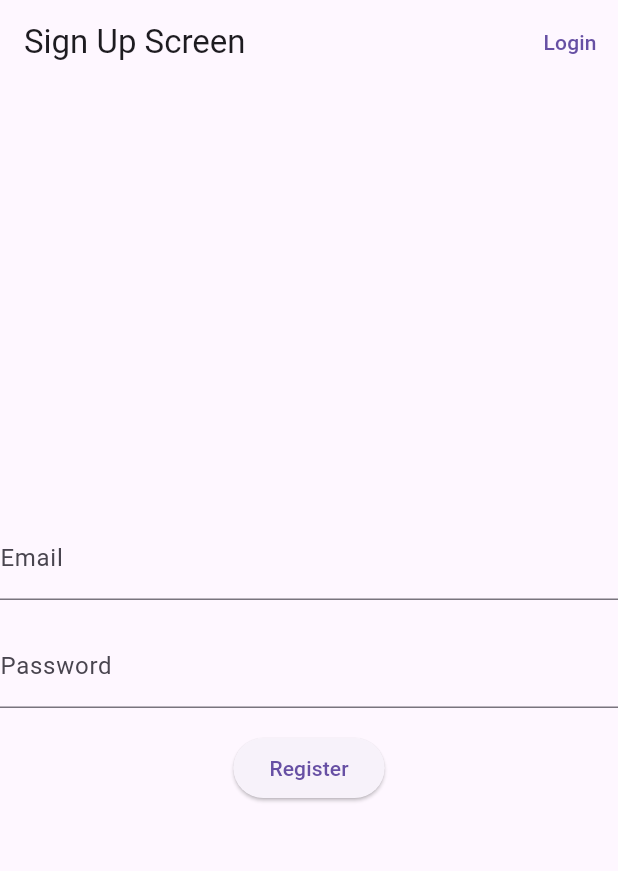
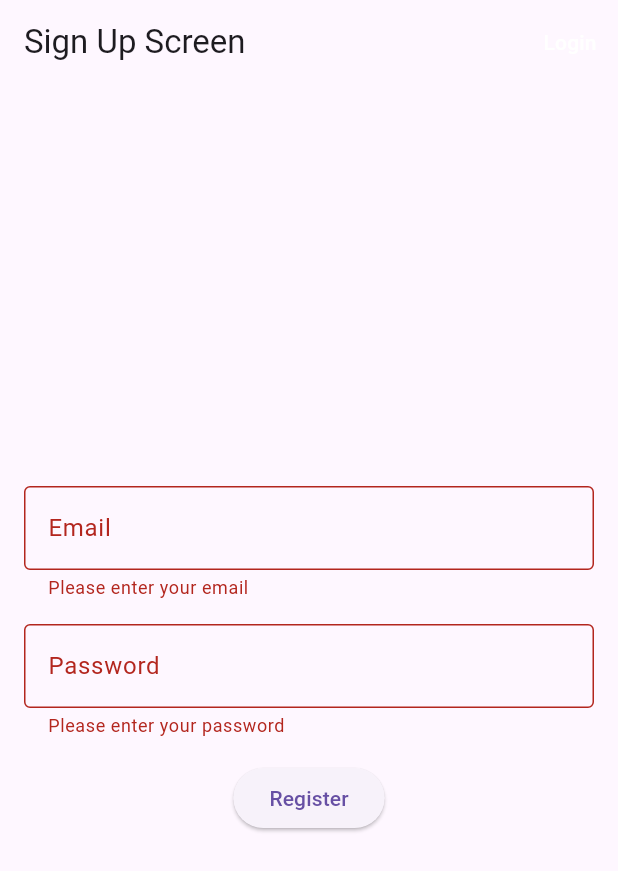
Before and after one commit to TahaSamji/FirstFlutterApp, a Flutter app: the screen it shows after launch, after a tap on "Register", on a phone screen of 412 x 824 dp. Shown: the top 871 px of the screen. Run offline on Flutter 3.47's test engine with Material 3 defaults, Android fonts, the phone set to English and light mode, and no system bars; our stand-ins replace firebase_auth, firebase_core, flutter_bloc; accounts and stored records are empty; network calls fail.

Commit message:
Login Signup Completed

```diff
--- a/lib/auth/signupPage.dart
+++ b/lib/auth/signupPage.dart
@@ -3,17 +3,14 @@ import 'package:flutter_application_1/auth/loginpage.dart';
 import 'package:flutter_application_1/main.dart';
 
 class SignUpScreen extends StatelessWidget {
-  const SignUpScreen({Key? key}) : super(key: key);
+  const SignUpScreen({super.key});
 
   @override
   Widget build(BuildContext context) {
-    // Create a form key for validation and form state management
-    final _formKey = GlobalKey<FormState>();
-
-    // TextEditingControllers to capture input values
-    AuthService _authService = AuthService();
-    TextEditingController emailController = TextEditingController();
-    TextEditingController passwordController = TextEditingController();
+    final formKey = GlobalKey<FormState>();
+    final AuthService authService = AuthService();
+    final TextEditingController emailController = TextEditingController();
+    final TextEditingController passwordController = TextEditingController();
 
     return Scaffold(
       appBar: AppBar(
@@ -21,49 +18,85 @@ class SignUpScreen extends StatelessWidget {
         actions: [
           TextButton(
             onPressed: () {
-              // Navigate to the login screen when pressed
               Navigator.push(
                 context,
-                MaterialPageRoute(builder: (context) => LoginScreen()),
+                MaterialPageRoute(builder: (context) => const LoginScreen()),
               );
             },
             child: const Text(
-                "Login"), // Changed from 'Signup' to 'Login' for consistency
+              "Login",
+              style: TextStyle(color: Colors.white),
+            ),
           ),
         ],
       ),
-      body: Form(
-        key: _formKey, // Attach form key here
-        child: Center(
+      body: Padding(
+        padding: const EdgeInsets.all(16.0),
+        child: Form(
+          key: formKey,
           child: Column(
             mainAxisAlignment: MainAxisAlignment.center,
             children: [
               TextFormField(
                 controller: emailController,
-                decoration: InputDecoration(
+                decoration: const InputDecoration(
                   labelText: 'Email',
+                  border: OutlineInputBorder(),
                 ),
+                validator: (value) {
+                  if (value == null || value.isEmpty) {
+                    return 'Please enter your email';
+                  } else if (!RegExp(
+                          r"^[a-zA-Z0-9.+_-]+@[a-zA-Z0-9._-]+\.[a-zA-Z]+$")
+                      .hasMatch(value)) {
+                    return 'Please enter a valid email';
+                  }
+                  return null;
+                },
               ),
               const SizedBox(height: 16),
               TextFormField(
                 obscureText: true,
                 controller: passwordController,
-                decoration: InputDecoration(
+                decoration: const InputDecoration(
                   labelText: 'Password',
+                  border: OutlineInputBorder(),
                 ),
+                validator: (value) {
+                  if (value == null || value.isEmpty) {
+                    return 'Please enter your password';
+                  } else if (value.length < 6) {
+                    return 'Password must be at least 6 characters';
+                  }
+                  return null;
+                },
               ),
               const SizedBox(height: 16),
               ElevatedButton(
                 onPressed: () async {
-                  if (_formKey.currentState?.validate() ?? false) {
-                    print('Email: ${emailController.text}');
-                    print('Password: ${passwordController.text}');
-                    String? response = await _authService.registration(
-                        email: emailController.text,
-                        password: passwordController.text);
+                  if (formKey.currentState?.validate() ?? false) {
+                    final String? response = await authService.registration(
+                      email: emailController.text.trim(),
+                      password: passwordController.text.trim(),
+                    );
+
                     print(response);
-                  } else {
-                    print('Form is not valid');
+                    ScaffoldMessenger.of(context).showSnackBar(
+                      SnackBar(
+                        content: Text(response ?? 'An error occurred'),
+                        backgroundColor:
+                            response == "Success" ? Colors.green : Colors.red,
+                      ),
+                    );
+
+                    if (response == "Success") {
+                      Navigator.pushReplacement(
+                        context,
+                        MaterialPageRoute(
+                          builder: (context) => const LoginScreen(),
+                        ),
+                      );
+                    }
                   }
                 },
                 child: const Text('Register'),
--- a/lib/main.dart
+++ b/lib/main.dart
@@ -1,28 +1,37 @@
-import 'dart:math';
 
 import 'package:firebase_auth/firebase_auth.dart';
 import 'package:flutter/material.dart';
 import 'package:flutter_application_1/Page.dart';
-import 'package:flutter_application_1/auth/loginpage.dart';
 import 'package:flutter_application_1/auth/signupPage.dart';
+import 'package:firebase_core/firebase_core.dart';
 import 'package:flutter_application_1/bloc/bloc_dummy.dart';
+import 'package:flutter_application_1/firebase_options.dart';
 import 'package:flutter_bloc/flutter_bloc.dart';
-
-void main() {
+void main() async {
+  WidgetsFlutterBinding.ensureInitialized();
+  await Firebase.initializeApp(
+    options: DefaultFirebaseOptions.currentPlatform,
+  );
   runApp(const MainApp());
 }
+
 
 class MainApp extends StatelessWidget {
   const MainApp({super.key});
 
   @override
   Widget build(BuildContext context) {
-    return const MaterialApp(
-        debugShowCheckedModeBanner: false, home: SignUpScreen());
-    // home: BlocProvider(
-    //   create: (context) => ProductBloc()..add(FetchProducts()),
-    //   child: const MyProducts(),
-    // ));
+    return MaterialApp(
+      debugShowCheckedModeBanner: false,
+      home: const SignUpScreen(),
+      routes: {
+
+        '/products': (context) => BlocProvider(
+              create: (context) => ProductBloc()..add(FetchProducts()),
+              child: const MyProducts(),
+            ),
+      },
+    );
   }
 }
 
@@ -32,14 +41,16 @@ class AuthService {
     required String password,
   }) async {
     try {
-      await FirebaseAuth.instance
-          .createUserWithEmailAndPassword(email: email, password: password);
-      return "Success";
+      await FirebaseAuth.instance.createUserWithEmailAndPassword(
+        email: email,
+        password: password,
+      );
+      return 'Success';
     } on FirebaseAuthException catch (e) {
-      if (e.code == "weak-password") {
-        return "Password weak";
-      } else if (e.code == "email-already-in-use") {
-        return "Acount Already exist";
+      if (e.code == 'weak-password') {
+        return 'The password provided is too weak.';
+      } else if (e.code == 'email-already-in-use') {
+        return 'The account already exists for that email.';
       } else {
         return e.message;
       }
@@ -53,14 +64,16 @@ class AuthService {
     required String password,
   }) async {
     try {
-      await FirebaseAuth.instance
-          .signInWithEmailAndPassword(email: email, password: password);
-      return "Success";
+      await FirebaseAuth.instance.signInWithEmailAndPassword(
+        email: email,
+        password: password,
+      );
+      return 'Success';
     } on FirebaseAuthException catch (e) {
-      if (e.code == "user-not-found") {
-        return "User does not exist";
-      } else if (e.code == "wrong-password") {
-        return "wrong password";
+      if (e.code == 'user-not-found') {
+        return 'No user found for that email.';
+      } else if (e.code == 'wrong-password') {
+        return 'Wrong password provided for that user.';
       } else {
         return e.message;
       }
```
Also changed, not shown: lib/auth/loginpage.dart (+55 -8 lines), 1 other file.
